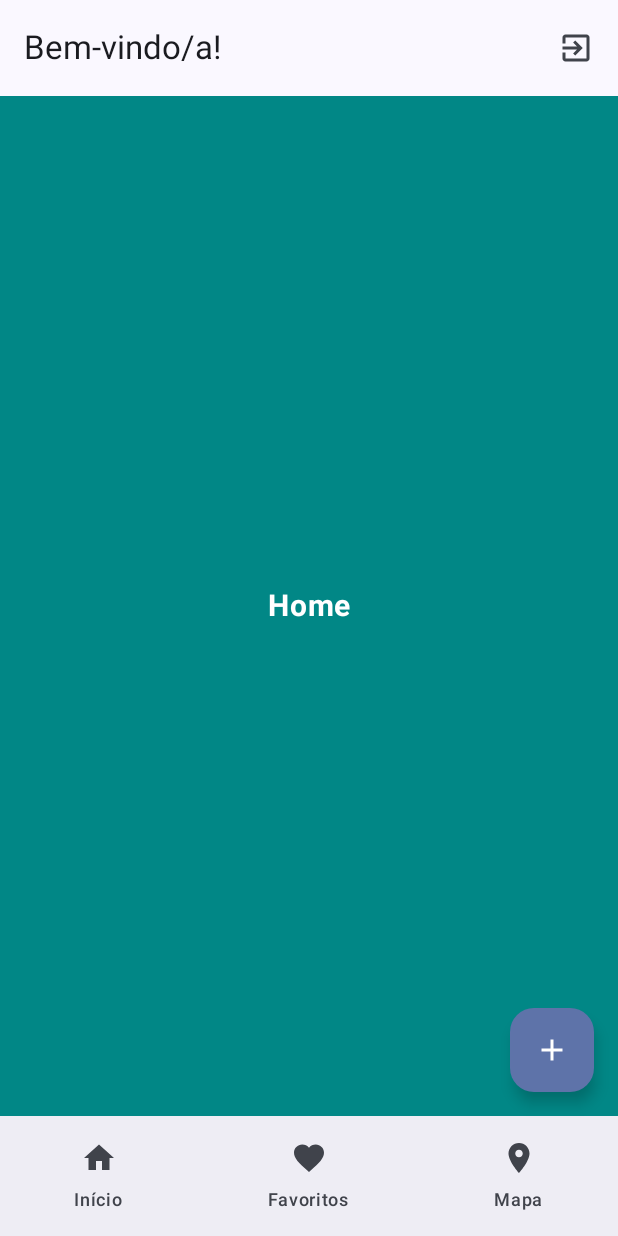
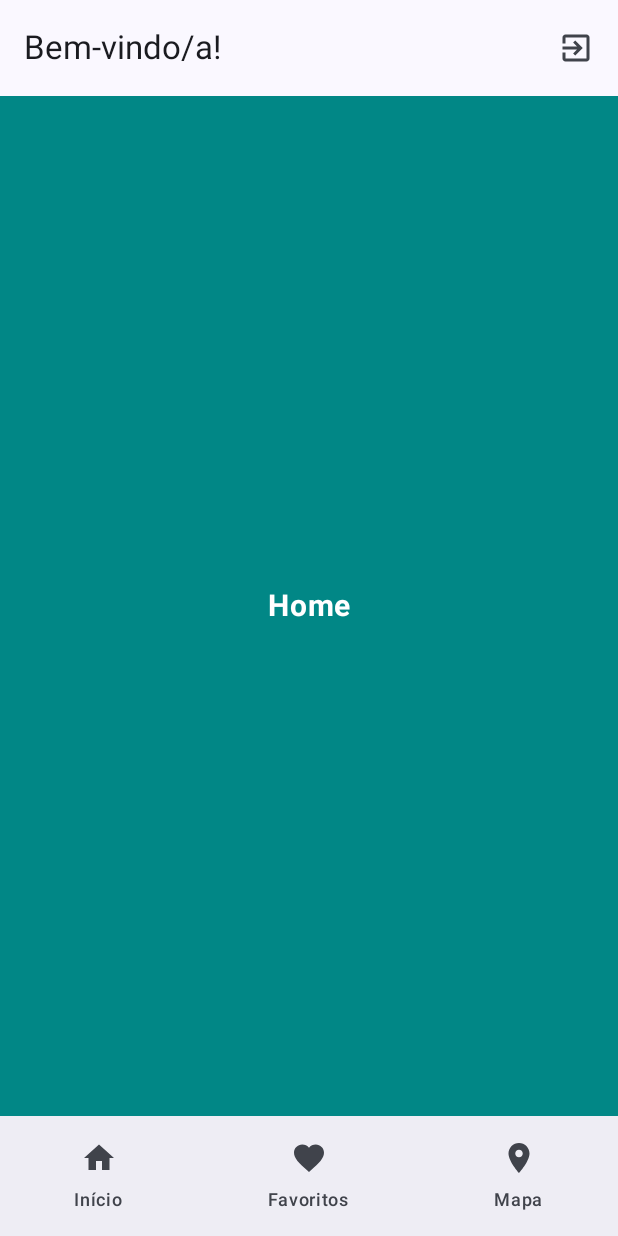
Before and after one commit to aguedamaiara/PDM-Maiara-Praticas, an Android app built with Jetpack Compose: the MainActivity screen opened directly, with no data from a screen before it, on a phone screen of 412 x 824 dp. Run offline under Robolectric (Android 15) with nearby library versions, the phone set to English and light mode, and no system bars.

Commit message:
Prática 4 - Parte 2: Refatoração e Permissões

```diff
--- a/app/build.gradle.kts
+++ b/app/build.gradle.kts
@@ -66,9 +66,5 @@ dependencies {
     implementation("com.google.android.gms:play-services-maps:19.0.0")
     implementation("com.google.android.gms:play-services-location:21.3.0")
     // Google maps for compose
-    implementation("com.google.maps.android:maps-compose:2.8.0")// Google maps
-    implementation("com.google.android.gms:play-services-maps:19.0.0")
-    implementation("com.google.android.gms:play-services-location:21.3.0")
-    // Google maps for compose
     implementation("com.google.maps.android:maps-compose:2.8.0")
 }
--- a/app/src/main/java/com/com/weatherapp/MainActivity.kt
+++ b/app/src/main/java/com/com/weatherapp/MainActivity.kt
@@ -1,9 +1,12 @@
 package com.com.weatherapp
 
+import android.Manifest
 import android.os.Bundle
 import androidx.activity.ComponentActivity
+import androidx.activity.compose.rememberLauncherForActivityResult
 import androidx.activity.compose.setContent
 import androidx.activity.enableEdgeToEdge
+import androidx.activity.result.contract.ActivityResultContracts
 import androidx.activity.viewModels
 import androidx.compose.foundation.layout.Box
 import androidx.compose.foundation.layout.padding
@@ -22,11 +25,14 @@ import androidx.compose.runtime.mutableStateOf
 import androidx.compose.runtime.remember
 import androidx.compose.runtime.setValue
 import androidx.compose.ui.Modifier
+import androidx.navigation.compose.currentBackStackEntryAsState
 import androidx.navigation.compose.rememberNavController
+import androidx.navigation.NavDestination.Companion.hasRoute
 import com.com.weatherapp.ui.CityDialog
 import com.com.weatherapp.ui.nav.BottomNavBar
 import com.com.weatherapp.ui.nav.BottomNavItem
 import com.com.weatherapp.ui.nav.MainNavHost
+import com.com.weatherapp.ui.nav.Route
 import com.com.weatherapp.ui.theme.WeatherAppTheme
 import com.com.weatherapp.ui.viewmodels.MainViewModel
 
@@ -37,12 +43,14 @@ class MainActivity : ComponentActivity() {
     override fun onCreate(savedInstanceState: Bundle?) {
         super.onCreate(savedInstanceState)
         enableEdgeToEdge()
-
         setContent {
             val navController = rememberNavController()
 
             // Variável local para controlar o diálogo
             var showDialog by remember { mutableStateOf(false) }
+            val currentRoute = navController.currentBackStackEntryAsState()
+            val showButton = currentRoute.value?.destination?.hasRoute(Route.List::class)?:false
+            val launcher = rememberLauncherForActivityResult(contract = ActivityResultContracts.RequestPermission(), onResult = {} )
 
             WeatherAppTheme {
                 if (showDialog) {
@@ -80,15 +88,16 @@ class MainActivity : ComponentActivity() {
                         BottomNavBar(navController = navController, items)
                     },
                     floatingActionButton = {
-                        FloatingActionButton(onClick = {
-                            showDialog = true
-                        }) { // Define showDialog como true
-                            Icon(Icons.Default.Add, contentDescription = "Adicionar cidade")
+                        if (showButton) {
+                            FloatingActionButton(onClick = { showDialog = true }) {
+                                Icon(Icons.Default.Add, contentDescription = "Adicionar")
+                            }
                         }
                     }
                 ) { innerPadding ->
                     // Passando o viewModel para o MainNavHost
                     Box(modifier = Modifier.padding(innerPadding)) {
+                        launcher.launch(Manifest.permission.ACCESS_FINE_LOCATION)
                         MainNavHost(navController = navController, viewModel = viewModel)
                     }
                 }
--- a/app/src/main/java/com/com/weatherapp/model/City.kt
+++ b/app/src/main/java/com/com/weatherapp/model/City.kt
@@ -1,7 +1,8 @@
 package com.com.weatherapp.model
+import com.google.android.gms.maps.model.LatLng
 
 data class City(
     val name: String,
     val weather: String? = null,
-    val location: String? = null
+    val location: LatLng? = null
 )
--- a/app/src/main/java/com/com/weatherapp/ui/viewmodels/MainViewModel.kt
+++ b/app/src/main/java/com/com/weatherapp/ui/viewmodels/MainViewModel.kt
@@ -3,6 +3,7 @@ package com.com.weatherapp.ui.viewmodels
 import androidx.compose.runtime.toMutableStateList
 import androidx.lifecycle.ViewModel
 import com.com.weatherapp.model.City
+import com.google.android.gms.maps.model.LatLng
 
 class MainViewModel : ViewModel() {
 
@@ -21,7 +22,7 @@ class MainViewModel : ViewModel() {
     }
 
     // Função para adicionar uma cidade à lista
-    fun add(name: String) {
-        _cities.add(City(name = name))
+    fun add(name: String, location: LatLng? = null) {
+        _cities.add(City(name = name, location = location))
     }
 }
```
